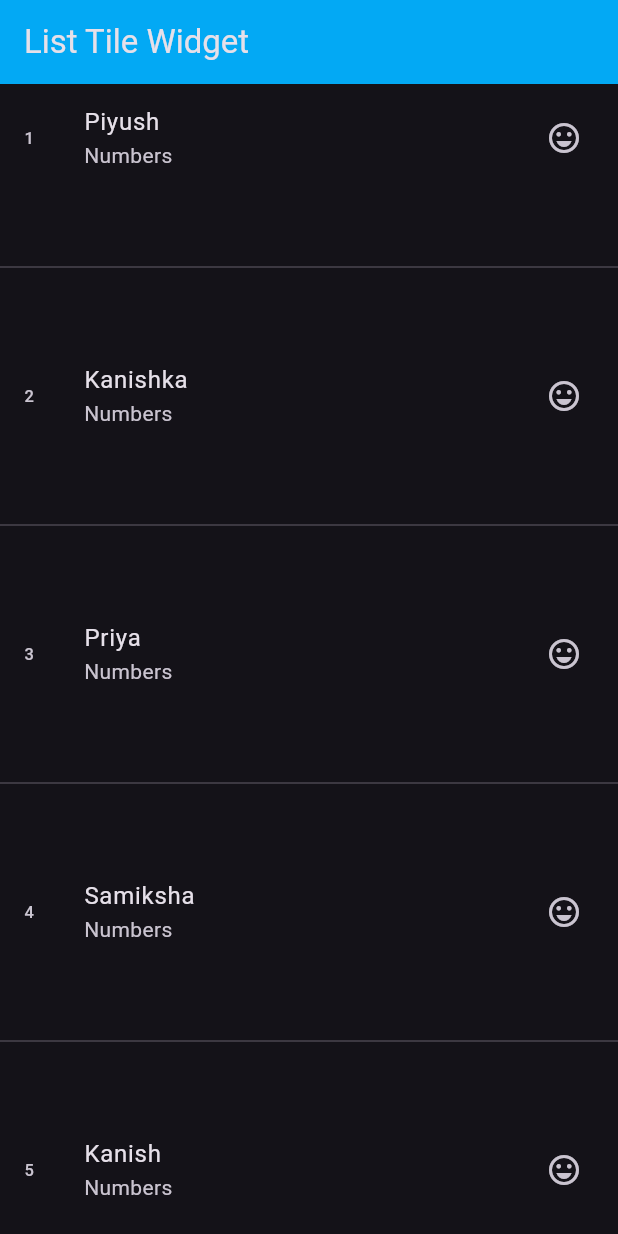
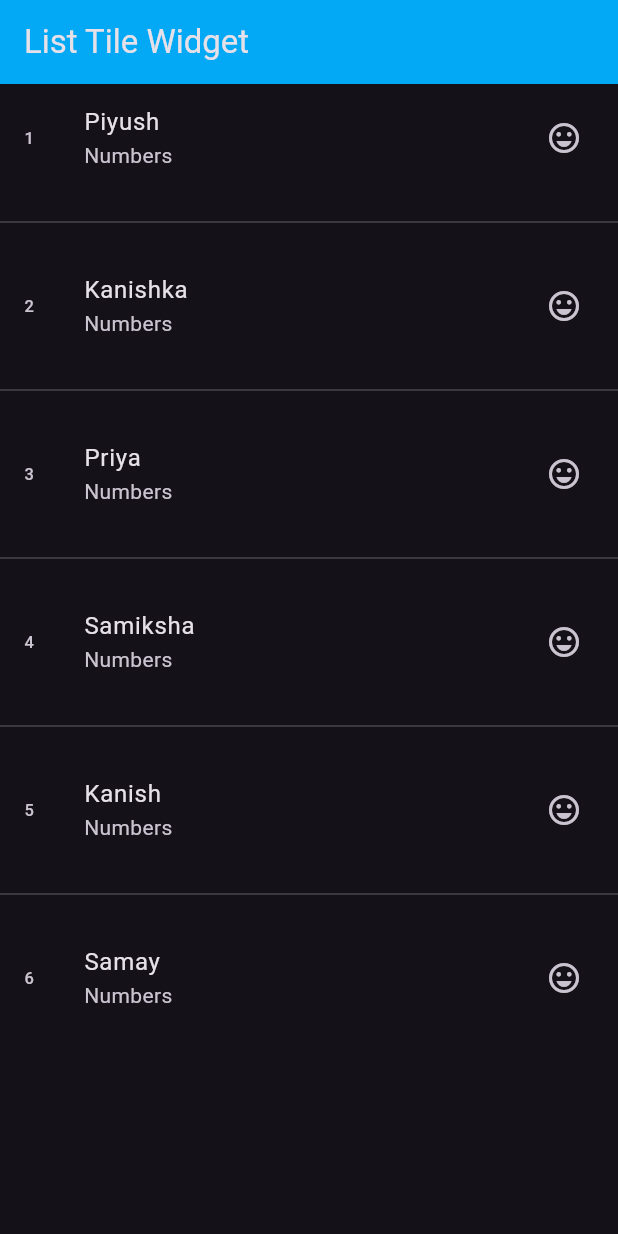
Before and after one commit to Piyushbhatt7/Flutter-Widgets, a Flutter app: the screen it shows after launch, on a phone screen of 412 x 824 dp. Run offline on Flutter 3.47's test engine with Material 3 defaults, Android fonts, the phone set to English and light mode, and no system bars.

Commit message:
List Tile Widget

```diff
--- a/lib/List Tile.dart
+++ b/lib/List Tile.dart
@@ -35,7 +35,7 @@ class List_Tile extends StatelessWidget {
 
         itemCount: name.length,
         separatorBuilder: (context, index) {
-          return Divider(height: 100, thickness: 1,);
+          return Divider(height: 40, thickness: 1,);
         },
     ),
     );
```
